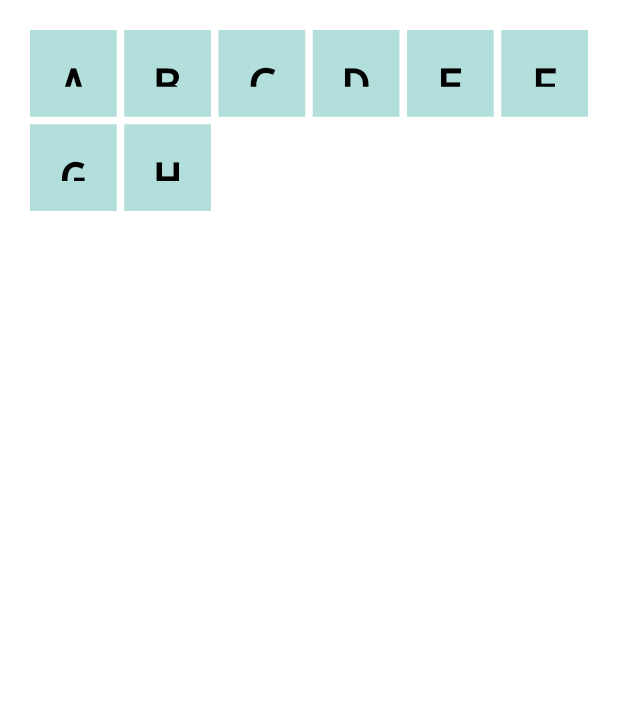
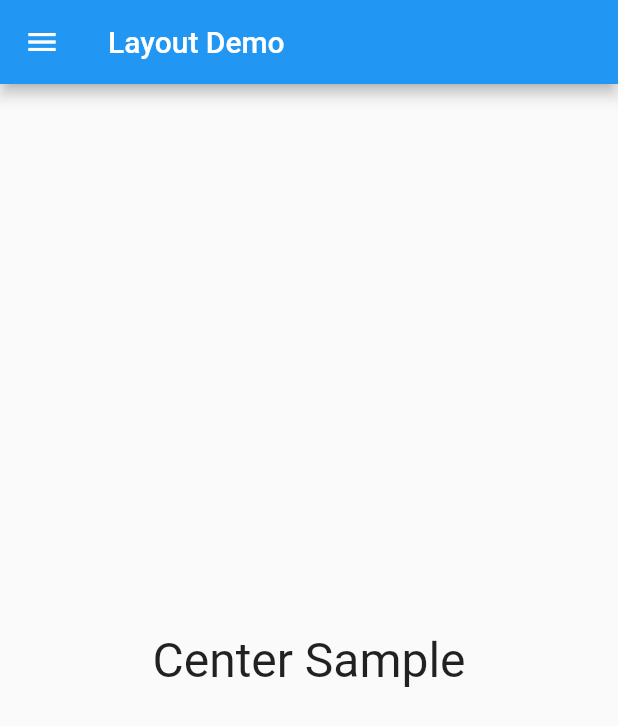
Before and after one commit to Kashiwara0205/-flutter-layout-sample, a Flutter app: the screen it shows after launch, on a phone screen of 412 x 824 dp. Shown: the top 726 px of the screen. Run offline on Flutter 3.47's test engine with Material 2 defaults, Android fonts, the phone set to English and light mode, and no system bars.

Commit message:
Add side menu

```diff
--- /dev/null
+++ b/lib/center_sample.dart
@@ -0,0 +1,12 @@
+import 'package:flutter/material.dart';
+
+Widget createCenterSample(){
+  return const Center(
+    child: Text(
+      "Center Sample",
+      style: TextStyle(
+        fontSize: 32,
+      ),
+    ),
+  );
+}
--- a/lib/grid_view_sample.dart
+++ b/lib/grid_view_sample.dart
@@ -1,13 +1,4 @@
 import 'package:flutter/material.dart';
-
-class GridViewPage extends StatefulWidget {
-  const GridViewPage({Key? key, required this.title}) : super(key: key);
-
-  final String title;
-
-  @override
-  State<GridViewPage> createState() => GridViewSample();
-}
 
 class LayoutNameContainerFactory{
   static Container create(String name){
@@ -27,11 +18,8 @@ class LayoutNameContainerFactory{
   }
 }
 
-class GridViewSample extends State<GridViewPage>  {
-
-  @override
-  Widget build(BuildContext context) {
-    return GridView.count(
+Widget createGridViewSample(){
+  return GridView.count(
     primary: false,
     padding: const EdgeInsets.all(20),
     crossAxisSpacing: 5,
@@ -48,5 +36,4 @@ class GridViewSample extends State<GridViewPage>  {
       LayoutNameContainerFactory.create("H"),
     ],
   );
-  }
 }
--- a/lib/main.dart
+++ b/lib/main.dart
@@ -1,5 +1,5 @@
 import 'package:flutter/material.dart';
-import "./grid_view_sample.dart";
+import "./side_menu.dart";
 
 void main() {
   runApp(const MyApp());
@@ -16,7 +16,7 @@ class MyApp extends StatelessWidget {
       theme: ThemeData(
         primarySwatch: Colors.blue,
       ),
-      home: const GridViewPage(title: 'grid view'),
+      home: const SideMenu(),
     );
   }
 }
--- /dev/null
+++ b/lib/side_menu.dart
@@ -0,0 +1,154 @@
+import 'package:flutter/material.dart';
+import 'center_sample.dart';
+import 'grid_view_sample.dart';
+
+enum Page {
+  centerSample,
+  gridViewSample,
+}
+
+final List<Widget> pageList = [
+  createCenterSample(),
+  createGridViewSample()
+];
+
+class SideMenu extends StatefulWidget {
+  const SideMenu({Key? key}) : super(key: key);
+
+  @override
+  State<StatefulWidget> createState() {
+    return _State();
+  }
+}
+
+class _State extends State<SideMenu> {
+  var  page = 0;
+
+  @override
+  Widget build(BuildContext context) {
+    return Scaffold(
+        appBar: AppBar(
+          title: const Text('Layout Demo'),
+        ),
+        drawer: Drawer(
+          child: ListView(
+            children: <Widget>[
+              const DrawerHeader(
+                child: Text(
+                  'Layout Menu',
+                  style: TextStyle(
+                    fontSize: 24,
+                    color: Colors.white,
+                  ),
+                ),
+                decoration: BoxDecoration(
+                  color: Colors.blue,
+                ),
+              ),
+              ListTile(
+                title: const Text('Align'),
+                onTap: () {
+                  setState(() => page = 0);
+                  Navigator.pop(context);
+                },
+              ),
+              ListTile(
+                title: const Text('AspectRatio'),
+                onTap: () {
+                  setState(() => page = 0);
+                  Navigator.pop(context);
+                },
+              ),
+              ListTile(
+                title: const Text('Baseline'),
+                onTap: () {
+                  setState(() => page = 0);
+                  Navigator.pop(context);
+                },
+              ),
+              ListTile(
+                title: const Text('Center'),
+                onTap: () {
+                  setState(() => page = Page.centerSample.index);
+                  Navigator.pop(context);
+                },
+              ),
+              ListTile(
+                title: const Text('ConstrainedBox'),
+                onTap: () {
+                  setState(() => page = 0);
+                  Navigator.pop(context);
+                },
+              ),
+              ListTile(
+                title: const Text('Container'),
+                onTap: () {
+                  setState(() => page = 0);
+                  Navigator.pop(context);
+                },
+              ),
+
+              ListTile(
+                title: const Text('Padding'),
+                onTap: () {
+                  setState(() => page = 0);
+                  Navigator.pop(context);
+                },
+              ),
+
+              ListTile(
+                title: const Text('SizedBox'),
+                onTap: () {
+                  setState(() => page = 0);
+                  Navigator.pop(context);
+                },
+              ),
+
+              ListTile(
+                title: const Text('Transform'),
+                onTap: () {
+                  setState(() => page = 0);
+                  Navigator.pop(context);
+                },
+              ),
+              ListTile(
+                title: const Text('Column'),
+                onTap: () {
+                  setState(() => page = 0);
+                  Navigator.pop(context);
+                },
+              ),
+              ListTile(
+                title: const Text('GridView'),
+                onTap: () {
+                  setState(() => page = Page.gridViewSample.index);
+                  Navigator.pop(context);
+                },
+              ),
+              ListTile(
+                title: const Text('ListView'),
+                onTap: () {
+                  setState(() => page = 0);
+                  Navigator.pop(context);
+                },
+              ),
+              ListTile(
+                title: const Text('Row'),
+                onTap: () {
+                  setState(() => page = 0);
+                  Navigator.pop(context);
+                },
+              ),
+              ListTile(
+                title: const Text('Stack'),
+                onTap: () {
+                  setState(() => page = 0);
+                  Navigator.pop(context);
+                },
+              ),
+            ],
+          ),
+        ),
+        body: pageList[page]);
+  }
+}
```
